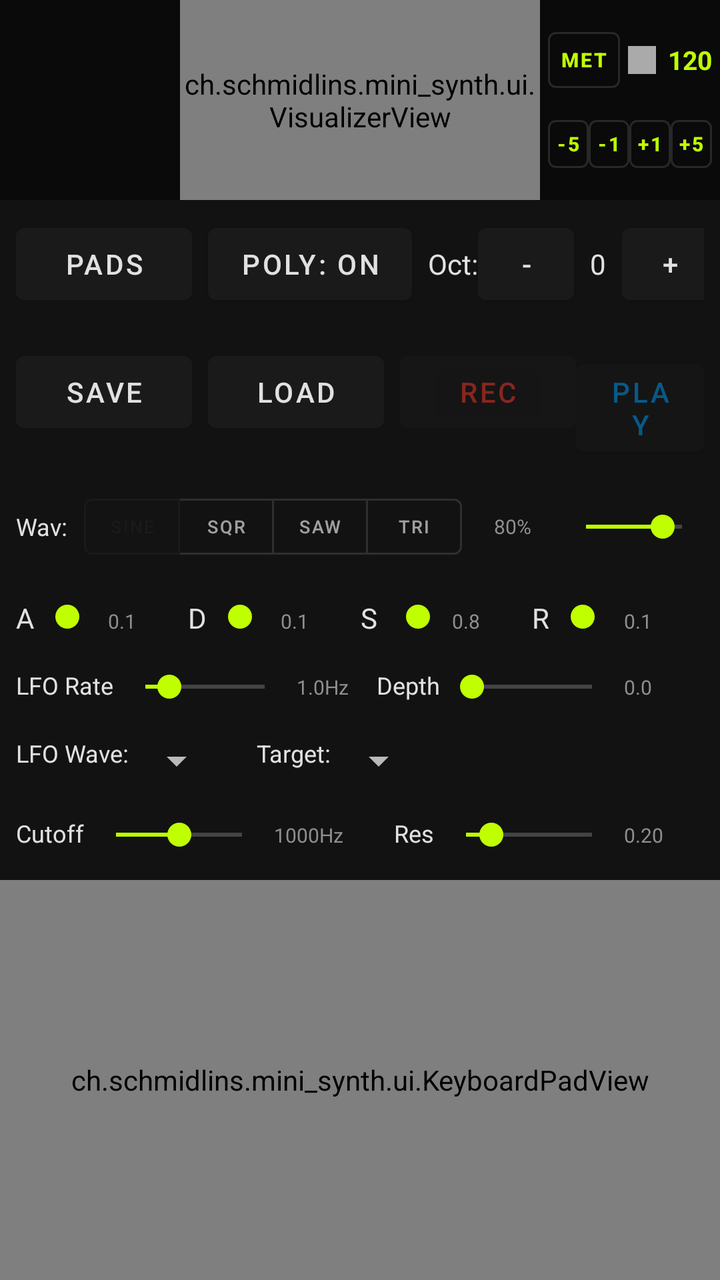
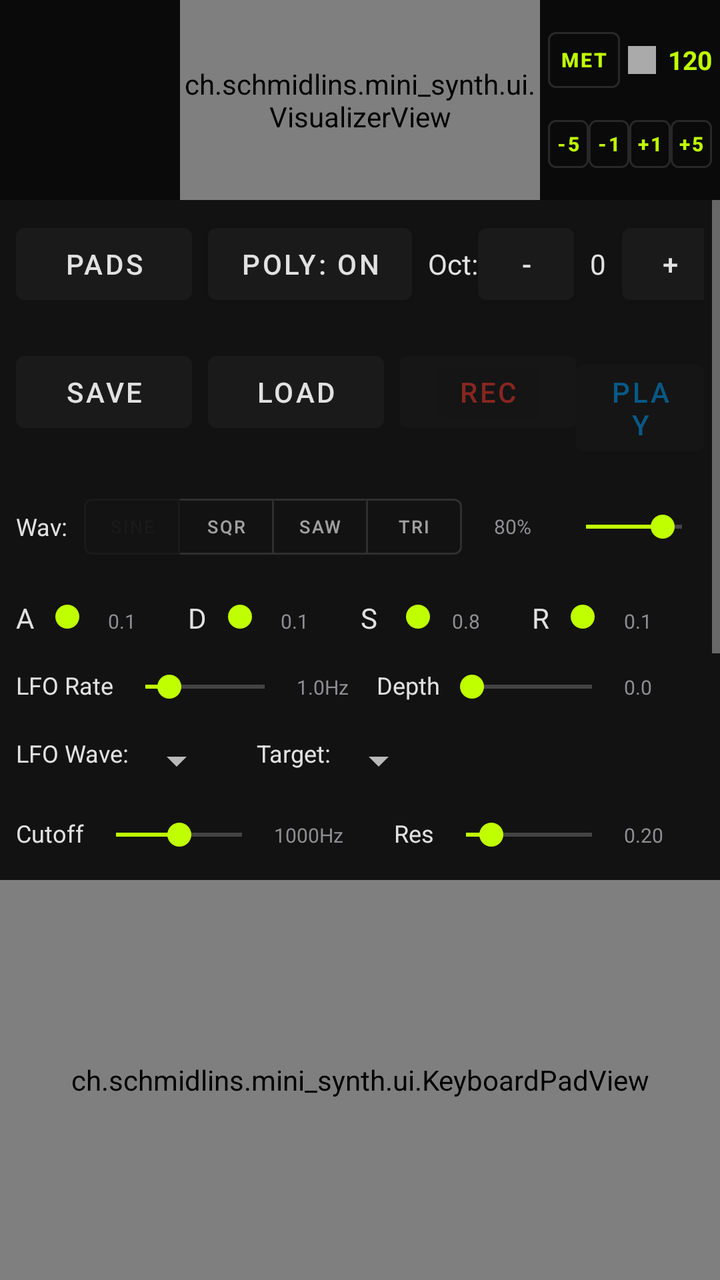

Before-and-after screenshots of an Android layout around one commit, followed by the original layout XML and the change that was made.
<!-- AndroidManifest.xml: application theme Theme.MiniSynth -->
<!-- res/layout/content_main.xml -->
<?xml version="1.0" encoding="utf-8"?>
<androidx.constraintlayout.widget.ConstraintLayout xmlns:android="http://schemas.android.com/apk/res/android"
    xmlns:app="http://schemas.android.com/apk/res-auto"
    xmlns:tools="http://schemas.android.com/tools"
    android:layout_width="match_parent"
    android:layout_height="match_parent">

    <androidx.constraintlayout.widget.ConstraintLayout
        android:id="@+id/top_header"
        android:layout_width="match_parent"
        android:layout_height="100dp"
        android:background="@color/surface_dark"
        app:layout_constraintTop_toTopOf="parent">

        
        <ch.schmidlins.mini_synth.ui.VisualizerView
            android:id="@+id/visualizer_view"
            android:layout_width="0dp"
            android:layout_height="match_parent"
            app:layout_constraintEnd_toEndOf="parent"
            app:layout_constraintStart_toStartOf="parent"
            app:layout_constraintWidth_percent="0.5" />

        
        <LinearLayout
            android:id="@+id/metronome_container"
            android:layout_width="0dp"
            android:layout_height="match_parent"
            android:gravity="center"
            android:orientation="vertical"
            android:padding="4dp"
            app:layout_constraintEnd_toEndOf="parent"
            app:layout_constraintStart_toEndOf="@id/visualizer_view">

            
            <LinearLayout
                android:layout_width="match_parent"
                android:layout_height="wrap_content"
                android:gravity="center_vertical"
                android:orientation="horizontal">

                <Button
                    android:id="@+id/btn_metronome_toggle"
                    style="?attr/materialButtonOutlinedStyle"
                    android:layout_width="0dp"
                    android:layout_height="40dp"
                    android:layout_weight="1.2"
                    android:padding="0dp"
                    android:text="MET"
                    android:textColor="@color/acid_green"
                    android:textSize="10sp"
                    android:textStyle="bold" />

                <View
                    android:id="@+id/beat_indicator"
                    android:layout_width="14dp"
                    android:layout_height="14dp"
                    android:layout_marginStart="4dp"
                    android:background="@android:color/darker_gray" />

                <TextView
                    android:id="@+id/tv_bpm_value"
                    android:layout_width="wrap_content"
                    android:layout_height="wrap_content"
                    android:layout_marginStart="6dp"
                    android:text="120"
                    android:textColor="@color/acid_green"
                    android:textSize="13sp"
                    android:textStyle="bold" />
            </LinearLayout>

            
            <LinearLayout
                android:layout_width="match_parent"
                android:layout_height="wrap_content"
                android:gravity="center"
                android:orientation="horizontal"
                android:layout_marginTop="4dp">

                <Button
                    android:id="@+id/btn_bpm_down"
                    style="?attr/materialButtonOutlinedStyle"
                    android:layout_width="0dp"
                    android:layout_height="36dp"
                    android:layout_weight="1"
                    android:padding="0dp"
                    android:text="-5"
                    android:textColor="@color/acid_green"
                    android:textSize="10sp"
                    android:textStyle="bold" />

                <Button
                    android:id="@+id/btn_bpm_down_fine"
                    style="?attr/materialButtonOutlinedStyle"
                    android:layout_width="0dp"
                    android:layout_height="36dp"
                    android:layout_weight="1"
                    android:padding="0dp"
                    android:text="-1"
                    android:textColor="@color/acid_green"
                    android:textSize="10sp"
                    android:textStyle="bold" />

                <Button
                    android:id="@+id/btn_bpm_up_fine"
                    style="?attr/materialButtonOutlinedStyle"
                    android:layout_width="0dp"
                    android:layout_height="36dp"
                    android:layout_weight="1"
                    android:padding="0dp"
                    android:text="+1"
                    android:textColor="@color/acid_green"
                    android:textSize="10sp"
                    android:textStyle="bold" />

                <Button
                    android:id="@+id/btn_bpm_up"
                    style="?attr/materialButtonOutlinedStyle"
                    android:layout_width="0dp"
                    android:layout_height="36dp"
                    android:layout_weight="1"
                    android:padding="0dp"
                    android:text="+5"
                    android:textColor="@color/acid_green"
                    android:textSize="10sp"
                    android:textStyle="bold" />
            </LinearLayout>

        </LinearLayout>

        
        <View
            android:layout_width="0dp"
            android:layout_height="match_parent"
            app:layout_constraintStart_toStartOf="parent"
            app:layout_constraintEnd_toStartOf="@id/visualizer_view" />

    </androidx.constraintlayout.widget.ConstraintLayout>

    <ScrollView
        android:layout_width="match_parent"
        android:layout_height="0dp"
        app:layout_constraintBottom_toTopOf="@id/keyboard_pad_view"
        app:layout_constraintTop_toBottomOf="@id/top_header">

        <LinearLayout
            android:layout_width="match_parent"
            android:layout_height="wrap_content"
            android:orientation="vertical">

            <LinearLayout
                android:id="@+id/control_bar"
                android:layout_width="match_parent"
                android:layout_height="wrap_content"
                android:orientation="horizontal"
                android:padding="8dp">

                <Button
                    android:id="@+id/btn_mode_toggle"
                    android:layout_width="wrap_content"
                    android:layout_height="wrap_content"
                    android:text="Pads" />

                <Space
                    android:layout_width="8dp"
                    android:layout_height="match_parent" />

                <Button
                    android:id="@+id/btn_poly_toggle"
                    android:layout_width="wrap_content"
                    android:layout_height="wrap_content"
                    android:text="Poly: ON" />

                <Space
                    android:layout_width="8dp"
                    android:layout_height="match_parent" />

                <TextView
                    android:layout_width="wrap_content"
                    android:layout_height="wrap_content"
                    android:text="Oct:"
                    android:textColor="@color/off_white" />

                <Button
                    android:id="@+id/btn_octave_down"
                    android:layout_width="48dp"
                    android:layout_height="wrap_content"
                    android:text="-" />

                <TextView
                    android:id="@+id/tv_octave_value"
                    android:layout_width="wrap_content"
                    android:layout_height="wrap_content"
                    android:paddingHorizontal="8dp"
                    android:text="0"
                    android:textColor="@color/off_white" />

                <Button
                    android:id="@+id/btn_octave_up"
                    android:layout_width="48dp"
                    android:layout_height="wrap_content"
                    android:text="+" />

            </LinearLayout>

            <LinearLayout
                android:id="@+id/preset_bar"
                android:layout_width="match_parent"
                android:layout_height="wrap_content"
                android:orientation="horizontal"
                android:padding="8dp">

                <Button
                    android:id="@+id/btn_save_preset"
                    android:layout_width="wrap_content"
                    android:layout_height="wrap_content"
                    android:text="Save" />

                <Space
                    android:layout_width="8dp"
                    android:layout_height="match_parent" />

                <Button
                    android:id="@+id/btn_load_preset"
                    android:layout_width="wrap_content"
                    android:layout_height="wrap_content"
                    android:text="Load" />

                <Space
                    android:layout_width="8dp"
                    android:layout_height="match_parent" />

                <Button
                    android:id="@+id/btn_mock_rec"
                    android:layout_width="wrap_content"
                    android:layout_height="wrap_content"
                    android:alpha="0.5"
                    android:text="REC"
                    android:textColor="@color/vibrant_red" />

                <Button
                    android:id="@+id/btn_mock_play"
                    android:layout_width="wrap_content"
                    android:layout_height="wrap_content"
                    android:alpha="0.5"
                    android:text="PLAY"
                    android:textColor="@color/electric_blue" />
            </LinearLayout>

            <LinearLayout
                android:id="@+id/waveform_bar"
                android:layout_width="match_parent"
                android:layout_height="wrap_content"
                android:gravity="center_vertical"
                android:orientation="horizontal"
                android:padding="8dp">

                <TextView
                    android:layout_width="wrap_content"
                    android:layout_height="wrap_content"
                    android:text="Wav:"
                    android:textColor="@color/off_white"
                    android:textSize="12sp" />

                <com.google.android.material.button.MaterialButtonToggleGroup
                    android:id="@+id/toggle_waveform"
                    android:layout_width="wrap_content"
                    android:layout_height="wrap_content"
                    android:layout_marginStart="8dp"
                    app:checkedButton="@id/btn_wave_sine"
                    app:singleSelection="true">

                    <Button
                        android:id="@+id/btn_wave_sine"
                        style="?attr/materialButtonOutlinedStyle"
                        android:layout_width="48dp"
                        android:layout_height="40dp"
                        android:padding="0dp"
                        android:text="SINE"
                        android:textSize="9sp" />

                    <Button
                        android:id="@+id/btn_wave_square"
                        style="?attr/materialButtonOutlinedStyle"
                        android:layout_width="48dp"
                        android:layout_height="40dp"
                        android:padding="0dp"
                        android:text="SQR"
                        android:textSize="9sp" />

                    <Button
                        android:id="@+id/btn_wave_saw"
                        style="?attr/materialButtonOutlinedStyle"
                        android:layout_width="48dp"
                        android:layout_height="40dp"
                        android:padding="0dp"
                        android:text="SAW"
                        android:textSize="9sp" />

                    <Button
                        android:id="@+id/btn_wave_triangle"
                        style="?attr/materialButtonOutlinedStyle"
                        android:layout_width="48dp"
                        android:layout_height="40dp"
                        android:padding="0dp"
                        android:text="TRI"
                        android:textSize="9sp" />

                </com.google.android.material.button.MaterialButtonToggleGroup>

                <Space
                    android:layout_width="16dp"
                    android:layout_height="match_parent" />

                <TextView
                    android:id="@+id/tv_master_vol_val"
                    android:layout_width="wrap_content"
                    android:layout_height="wrap_content"
                    android:minWidth="30dp"
                    android:text="80%"
                    android:textColor="@color/dim_grey"
                    android:textSize="10sp" />

                <SeekBar
                    android:id="@+id/seek_master_vol"
                    android:layout_width="80dp"
                    android:layout_height="wrap_content"
                    android:max="100"
                    android:progress="80" />
            </LinearLayout>

            <LinearLayout
                android:id="@+id/adsr_bar"
                android:layout_width="match_parent"
                android:layout_height="wrap_content"
                android:orientation="horizontal"
                android:padding="8dp">

                <TextView
                    android:layout_width="wrap_content"
                    android:layout_height="wrap_content"
                    android:text="A"
                    android:textColor="@color/off_white" />

                <SeekBar
                    android:id="@+id/seek_attack"
                    android:layout_width="0dp"
                    android:layout_height="wrap_content"
                    android:layout_weight="1"
                    android:max="100"
                    android:progress="10" />

                <TextView
                    android:id="@+id/tv_attack_val"
                    android:layout_width="wrap_content"
                    android:layout_height="wrap_content"
                    android:minWidth="40dp"
                    android:text="0.1"
                    android:textColor="@color/dim_grey"
                    android:textSize="10sp" />

                <TextView
                    android:layout_width="wrap_content"
                    android:layout_height="wrap_content"
                    android:text="D"
                    android:textColor="@color/off_white" />

                <SeekBar
                    android:id="@+id/seek_decay"
                    android:layout_width="0dp"
                    android:layout_height="wrap_content"
                    android:layout_weight="1"
                    android:max="100"
                    android:progress="10" />

                <TextView
                    android:id="@+id/tv_decay_val"
                    android:layout_width="wrap_content"
                    android:layout_height="wrap_content"
                    android:minWidth="40dp"
                    android:text="0.1"
                    android:textColor="@color/dim_grey"
                    android:textSize="10sp" />

                <TextView
                    android:layout_width="wrap_content"
                    android:layout_height="wrap_content"
                    android:text="S"
                    android:textColor="@color/off_white" />

                <SeekBar
                    android:id="@+id/seek_sustain"
                    android:layout_width="0dp"
                    android:layout_height="wrap_content"
                    android:layout_weight="1"
                    android:max="100"
                    android:progress="80" />

                <TextView
                    android:id="@+id/tv_sustain_val"
                    android:layout_width="wrap_content"
                    android:layout_height="wrap_content"
                    android:minWidth="40dp"
                    android:text="0.8"
                    android:textColor="@color/dim_grey"
                    android:textSize="10sp" />

                <TextView
                    android:layout_width="wrap_content"
                    android:layout_height="wrap_content"
                    android:text="R"
                    android:textColor="@color/off_white" />

                <SeekBar
                    android:id="@+id/seek_release"
                    android:layout_width="0dp"
                    android:layout_height="wrap_content"
                    android:layout_weight="1"
                    android:max="100"
                    android:progress="10" />

                <TextView
                    android:id="@+id/tv_release_val"
                    android:layout_width="wrap_content"
                    android:layout_height="wrap_content"
                    android:minWidth="40dp"
                    android:text="0.1"
                    android:textColor="@color/dim_grey"
                    android:textSize="10sp" />

            </LinearLayout>

            <LinearLayout
                android:id="@+id/lfo_bar"
                android:layout_width="match_parent"
                android:layout_height="wrap_content"
                android:orientation="horizontal"
                android:padding="8dp">

                <TextView
                    android:layout_width="wrap_content"
                    android:layout_height="wrap_content"
                    android:text="LFO Rate"
                    android:textColor="@color/off_white"
                    android:textSize="12sp" />

                <SeekBar
                    android:id="@+id/seek_lfo_rate"
                    android:layout_width="0dp"
                    android:layout_height="wrap_content"
                    android:layout_weight="1"
                    android:max="100"
                    android:progress="20" />

                <TextView
                    android:id="@+id/tv_lfo_rate_val"
                    android:layout_width="wrap_content"
                    android:layout_height="wrap_content"
                    android:minWidth="40dp"
                    android:text="1.0Hz"
                    android:textColor="@color/dim_grey"
                    android:textSize="10sp" />

                <TextView
                    android:layout_width="wrap_content"
                    android:layout_height="wrap_content"
                    android:text="Depth"
                    android:textColor="@color/off_white"
                    android:textSize="12sp" />

                <SeekBar
                    android:id="@+id/seek_lfo_depth"
                    android:layout_width="0dp"
                    android:layout_height="wrap_content"
                    android:layout_weight="1"
                    android:max="100"
                    android:progress="0" />

                <TextView
                    android:id="@+id/tv_lfo_depth_val"
                    android:layout_width="wrap_content"
                    android:layout_height="wrap_content"
                    android:minWidth="40dp"
                    android:text="0.0"
                    android:textColor="@color/dim_grey"
                    android:textSize="10sp" />

            </LinearLayout>

            <LinearLayout
                android:layout_width="match_parent"
                android:layout_height="wrap_content"
                android:orientation="horizontal"
                android:padding="8dp">

                <TextView
                    android:layout_width="wrap_content"
                    android:layout_height="wrap_content"
                    android:text="LFO Wave:"
                    android:textColor="@color/off_white"
                    android:textSize="12sp" />

                <Spinner
                    android:id="@+id/spinner_lfo_waveform"
                    android:layout_width="wrap_content"
                    android:layout_height="wrap_content" />

                <Space
                    android:layout_width="16dp"
                    android:layout_height="match_parent" />

                <TextView
                    android:layout_width="wrap_content"
                    android:layout_height="wrap_content"
                    android:text="Target:"
                    android:textColor="@color/off_white"
                    android:textSize="12sp" />

                <Spinner
                    android:id="@+id/spinner_lfo_target"
                    android:layout_width="wrap_content"
                    android:layout_height="wrap_content" />

            </LinearLayout>

            <LinearLayout
                android:id="@+id/filter_bar"
                android:layout_width="match_parent"
                android:layout_height="wrap_content"
                android:orientation="horizontal"
                android:padding="8dp">

                <TextView
                    android:layout_width="wrap_content"
                    android:layout_height="wrap_content"
                    android:text="Cutoff"
                    android:textColor="@color/off_white"
                    android:textSize="12sp" />

                <SeekBar
                    android:id="@+id/seek_filter_cutoff"
                    android:layout_width="0dp"
                    android:layout_height="wrap_content"
                    android:layout_weight="1"
                    android:max="100"
                    android:progress="50" />

                <TextView
                    android:id="@+id/tv_filter_cutoff_val"
                    android:layout_width="wrap_content"
                    android:layout_height="wrap_content"
                    android:minWidth="60dp"
                    android:text="1000Hz"
                    android:textColor="@color/dim_grey"
                    android:textSize="10sp" />

                <TextView
                    android:layout_width="wrap_content"
                    android:layout_height="wrap_content"
                    android:text="Res"
                    android:textColor="@color/off_white"
                    android:textSize="12sp" />

                <SeekBar
                    android:id="@+id/seek_filter_res"
                    android:layout_width="0dp"
                    android:layout_height="wrap_content"
                    android:layout_weight="1"
                    android:max="100"
                    android:progress="20" />

                <TextView
                    android:id="@+id/tv_filter_res_val"
                    android:layout_width="wrap_content"
                    android:layout_height="wrap_content"
                    android:minWidth="40dp"
                    android:text="0.20"
                    android:textColor="@color/dim_grey"
                    android:textSize="10sp" />

            </LinearLayout>

        </LinearLayout>
    </ScrollView>

    <ch.schmidlins.mini_synth.ui.KeyboardPadView
        android:id="@+id/keyboard_pad_view"
        android:layout_width="match_parent"
        android:layout_height="200dp"
        app:layout_constraintBottom_toBottomOf="parent" />

</androidx.constraintlayout.widget.ConstraintLayout>
<!-- resources referenced by this layout -->
<resources>
  <color name="acid_green">#C0FF00</color>
  <color name="dim_grey">#8E8E93</color>
  <color name="electric_blue">#00A3FF</color>
  <color name="off_white">#E1E1E1</color>
  <color name="surface_dark">#0A0A0A</color>
  <color name="vibrant_red">#FF3B30</color>
  <style name="Theme.MiniSynth" parent="Theme.MaterialComponents.NoActionBar">
          
          <item name="colorPrimary">@color/matte_grey</item>
          <item name="colorOnPrimary">@color/off_white</item>
          
          <item name="colorSecondary">@color/acid_green</item>
          <item name="colorOnSecondary">@color/charcoal</item>
  
          <item name="android:windowBackground">@color/charcoal</item>
          <item name="android:statusBarColor">@color/charcoal</item>
      </style>
  <color name="matte_grey">#1A1A1A</color>
  <color name="charcoal">#121212</color>
</resources>

<!-- the commit's change to res/layout/content_main.xml (unified diff, before → after) -->
@@ -580,6 +580,101 @@
 
             </LinearLayout>
 
+            
+            <LinearLayout
+                android:id="@+id/sequencer_section"
+                android:layout_width="match_parent"
+                android:layout_height="wrap_content"
+                android:orientation="vertical"
+                android:padding="8dp"
+                android:layout_marginTop="8dp"
+                android:background="@color/matte_grey">
+
+                <LinearLayout
+                    android:layout_width="match_parent"
+                    android:layout_height="wrap_content"
+                    android:orientation="horizontal"
+                    android:gravity="center_vertical">
+
+                    <TextView
+                        android:layout_width="0dp"
+                        android:layout_weight="1"
+                        android:layout_height="wrap_content"
+                        android:text="SEQUENCER"
+                        android:textColor="@color/acid_green"
+                        android:textStyle="bold"
+                        android:textSize="12sp" />
+
+                    <Button
+                        android:id="@+id/btn_sequencer_play"
+                        style="?attr/materialButtonOutlinedStyle"
+                        android:layout_width="wrap_content"
+                        android:layout_height="36dp"
+                        android:text="PLAY"
+                        android:textColor="@color/electric_blue"
+                        android:textSize="10sp" />
+
+                    <Space
+                        android:layout_width="8dp"
+                        android:layout_height="match_parent" />
+
+                    <Button
+                        android:id="@+id/btn_sequencer_clear"
+                        style="?attr/materialButtonOutlinedStyle"
+                        android:layout_width="wrap_content"
+                        android:layout_height="36dp"
+                        android:text="CLR"
+                        android:textColor="@color/vibrant_red"
+                        android:textSize="10sp" />
+                </LinearLayout>
+
+                <LinearLayout
+                    android:layout_width="match_parent"
+                    android:layout_height="wrap_content"
+                    android:orientation="horizontal"
+                    android:layout_marginTop="4dp">
+
+                    <TextView
+                        android:layout_width="wrap_content"
+                        android:layout_height="wrap_content"
+                        android:text="Step Size: "
+                        android:textColor="@color/off_white"
+                        android:textSize="10sp" />
+
+                    <Spinner
+                        android:id="@+id/spinner_step_duration"
+                        android:layout_width="wrap_content"
+                        android:layout_height="wrap_content" />
+                </LinearLayout>
+
+                <GridLayout
+                    android:id="@+id/sequencer_step_grid"
+                    android:layout_width="match_parent"
+                    android:layout_height="wrap_content"
+                    android:layout_marginTop="8dp"
+                    android:columnCount="8"
+                    android:rowCount="2">
+
+                    <ToggleButton android:id="@+id/step_0" style="@style/Widget.AppCompat.Button.Small" android:layout_width="40dp" android:layout_height="40dp" android:textOff="0" android:textOn="0" />
+                        <ToggleButton android:id="@+id/step_1" style="@style/Widget.AppCompat.Button.Small" android:layout_width="40dp" android:layout_height="40dp" android:textOff="1" android:textOn="1" />
+                        <ToggleButton android:id="@+id/step_2" style="@style/Widget.AppCompat.Button.Small" android:layout_width="40dp" android:layout_height="40dp" android:textOff="2" android:textOn="2" />
+                        <ToggleButton android:id="@+id/step_3" style="@style/Widget.AppCompat.Button.Small" android:layout_width="40dp" android:layout_height="40dp" android:textOff="3" android:textOn="3" />
+                        <ToggleButton android:id="@+id/step_4" style="@style/Widget.AppCompat.Button.Small" android:layout_width="40dp" android:layout_height="40dp" android:textOff="4" android:textOn="4" />
+                        <ToggleButton android:id="@+id/step_5" style="@style/Widget.AppCompat.Button.Small" android:layout_width="40dp" android:layout_height="40dp" android:textOff="5" android:textOn="5" />
+                        <ToggleButton android:id="@+id/step_6" style="@style/Widget.AppCompat.Button.Small" android:layout_width="40dp" android:layout_height="40dp" android:textOff="6" android:textOn="6" />
+                        <ToggleButton android:id="@+id/step_7" style="@style/Widget.AppCompat.Button.Small" android:layout_width="40dp" android:layout_height="40dp" android:textOff="7" android:textOn="7" />
+                        <ToggleButton android:id="@+id/step_8" style="@style/Widget.AppCompat.Button.Small" android:layout_width="40dp" android:layout_height="40dp" android:textOff="8" android:textOn="8" />
+                        <ToggleButton android:id="@+id/step_9" style="@style/Widget.AppCompat.Button.Small" android:layout_width="40dp" android:layout_height="40dp" android:textOff="9" android:textOn="9" />
+                        <ToggleButton android:id="@+id/step_10" style="@style/Widget.AppCompat.Button.Small" android:layout_width="40dp" android:layout_height="40dp" android:textOff="10" android:textOn="10" />
+                        <ToggleButton android:id="@+id/step_11" style="@style/Widget.AppCompat.Button.Small" android:layout_width="40dp" android:layout_height="40dp" android:textOff="11" android:textOn="11" />
+                        <ToggleButton android:id="@+id/step_12" style="@style/Widget.AppCompat.Button.Small" android:layout_width="40dp" android:layout_height="40dp" android:textOff="12" android:textOn="12" />
+                        <ToggleButton android:id="@+id/step_13" style="@style/Widget.AppCompat.Button.Small" android:layout_width="40dp" android:layout_height="40dp" android:textOff="13" android:textOn="13" />
+                        <ToggleButton android:id="@+id/step_14" style="@style/Widget.AppCompat.Button.Small" android:layout_width="40dp" android:layout_height="40dp" android:textOff="14" android:textOn="14" />
+                        <ToggleButton android:id="@+id/step_15" style="@style/Widget.AppCompat.Button.Small" android:layout_width="40dp" android:layout_height="40dp" android:textOff="15" android:textOn="15" />
+                    </GridLayout>
+
+            </LinearLayout>
+
         </LinearLayout>
     </ScrollView>
 
